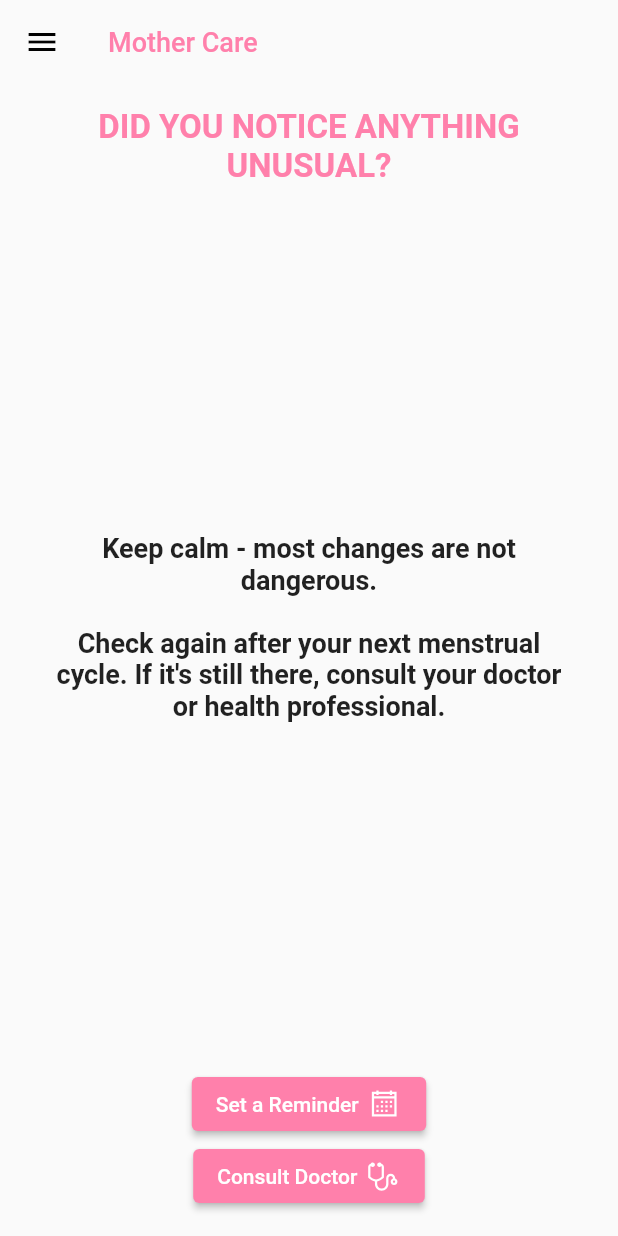
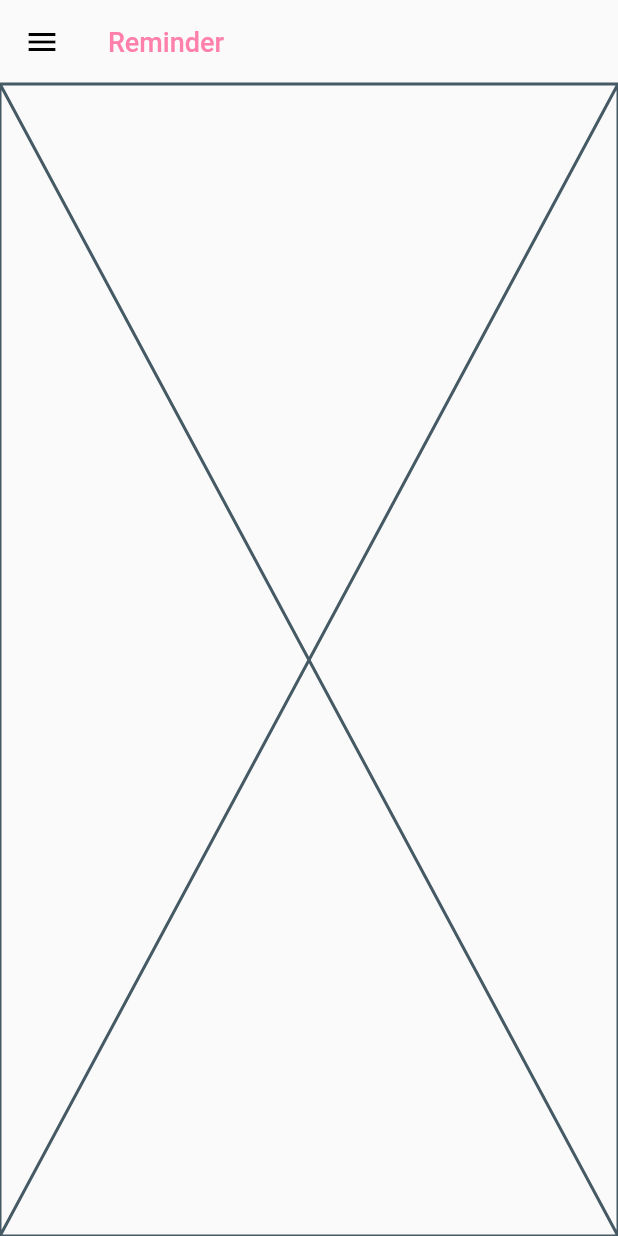
Before and after one commit to Emon526/Mother-Care-Flutter, a Flutter app: the SelfCheckFinish screen opened directly, after a tap on "Set a Reminder", on a phone screen of 412 x 824 dp. Run offline on Flutter 3.47's test engine with Material 2 defaults, Android fonts, the phone set to English and light mode, and no system bars; our stand-ins replace carousel_slider, firebase_core, firebase_storage, image_picker, line_icons, persistent_bottom_nav_bar and 1 more; missing offline and left inert: cool_stepper, firebase_ml_model_downloader, flutter_tflite; accounts and stored records are empty.

Commit message:
reminder page added

```diff
--- /dev/null
+++ b/lib/screens/reminder/reminder.dart
@@ -0,0 +1,22 @@
+import 'package:flutter/material.dart';
+import 'package:flutter/src/widgets/framework.dart';
+import 'package:flutter/src/widgets/placeholder.dart';
+
+import '../../widget/drawer_widget.dart';
+
+class Reminder extends StatelessWidget {
+  const Reminder({super.key});
+
+  @override
+  Widget build(BuildContext context) {
+    return Scaffold(
+      appBar: AppBar(
+        title: const Text(
+          'Reminder',
+        ),
+      ),
+      drawer: const DrawerWidget(),
+      body: const Placeholder(),
+    );
+  }
+}
--- a/lib/screens/selfcheck/self_check_finish.dart
+++ b/lib/screens/selfcheck/self_check_finish.dart
@@ -4,6 +4,7 @@ import 'package:line_icons/line_icons.dart';
 import '../../const/consts.dart';
 import '../../widget/drawer_widget.dart';
 import '../doctors/doctorslist.dart';
+import '../reminder/reminder.dart';
 
 class SelfCheckFinish extends StatelessWidget {
   const SelfCheckFinish({super.key});
@@ -46,7 +47,14 @@ class SelfCheckFinish extends StatelessWidget {
               ),
               const Spacer(),
               ElevatedButton(
-                onPressed: () {},
+                onPressed: () {
+                  Navigator.push(
+                    context,
+                    MaterialPageRoute(
+                      builder: (context) => const Reminder(),
+                    ),
+                  );
+                },
                 child: Row(
                   mainAxisSize: MainAxisSize.min,
                   children: const [
```
Also changed, not shown: lib/widget/drawer_widget.dart (+9 -1 lines).
